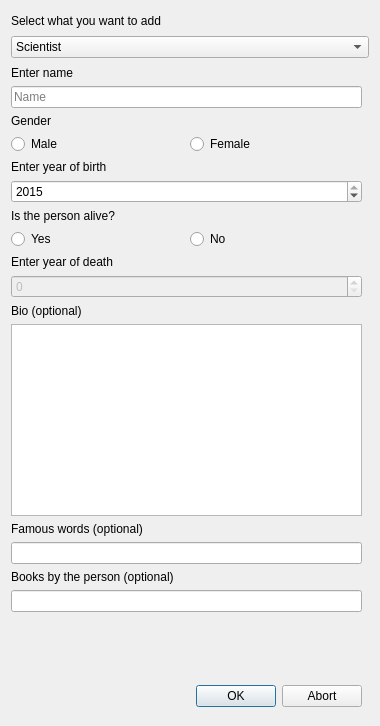
The window that VLNvika3/addentry.ui (Gylfian/VLN-vika-3) describes before a commit, drawn with Qt 5.
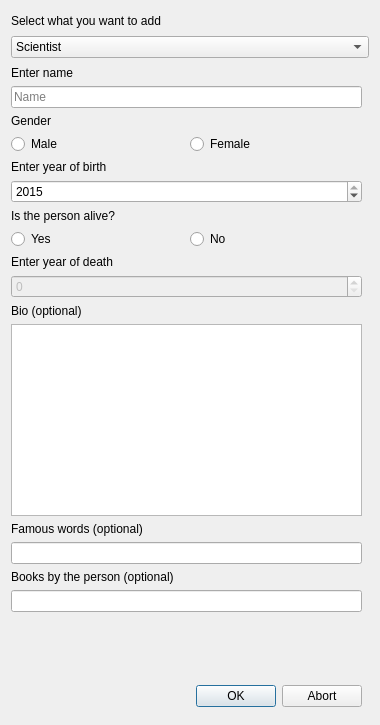
The same window after the commit. The open tabs and pages were chosen to show the change.

What changed in the file:
```diff
--- a/VLNvika3/addentry.ui
+++ b/VLNvika3/addentry.ui
@@ -10,7 +10,7 @@
     <x>0</x>
     <y>0</y>
     <width>380</width>
-    <height>726</height>
+    <height>725</height>
    </rect>
   </property>
   <property name="sizePolicy">
@@ -22,13 +22,13 @@
   <property name="minimumSize">
    <size>
     <width>380</width>
-    <height>490</height>
+    <height>725</height>
    </size>
   </property>
   <property name="maximumSize">
    <size>
     <width>380</width>
-    <height>9999</height>
+    <height>725</height>
    </size>
   </property>
   <property name="windowTitle">
```
Left out of the diff: 6 changed lines with no effect on the pictures.
